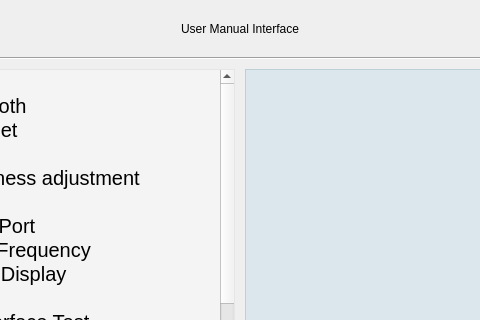
Old version of the form user_manual.ui in the repository jizizihe/baijie_demo; both pictures show x 92 to 572 and y 0 to 320 of the 664 by 401 pixel window.
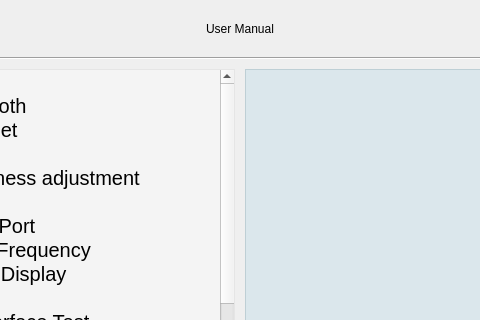
New version of the form. Icons and pictures are not drawn.

Diff of the .ui file:
```diff
--- a/user_manual.ui
+++ b/user_manual.ui
@@ -134,7 +134,7 @@
      <item>
       <widget class="QLabel" name="label">
        <property name="text">
-        <string>User Manual Interface</string>
+        <string>User Manual</string>
        </property>
        <property name="alignment">
         <set>Qt::AlignCenter</set>
```
